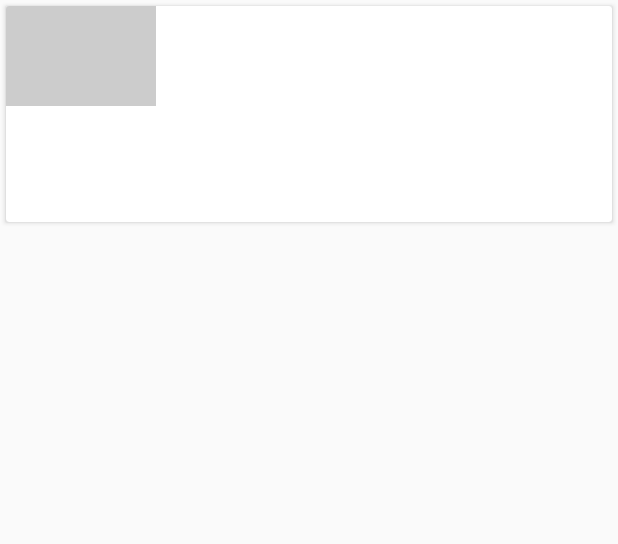
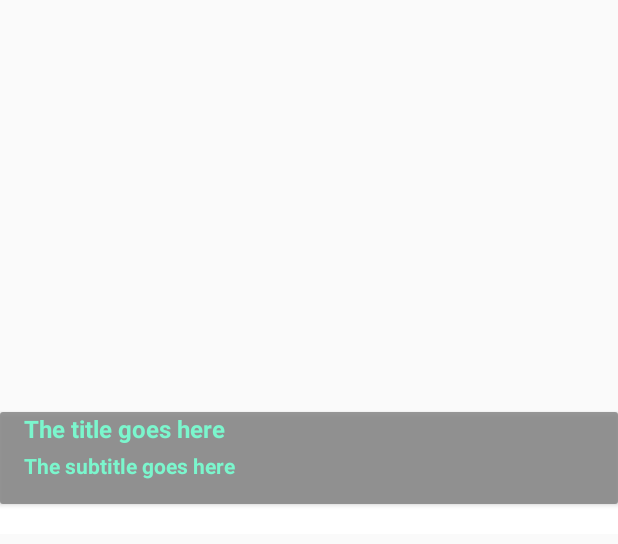
Before and after one commit to aman-alam11/materials-project, an Android app: the layout list_item_article.xml on its own in the app's theme, with its tools: preview values and no code run, on a phone screen of 412 x 824 dp. Shown: the top 544 px of the screen. Run offline under Robolectric (Android 15) with nearby library versions, the phone set to English and light mode, and no system bars.

Commit message:
working copy

```diff
--- a/XYZReader/src/main/java/com/example/xyzreader/ui/ArticleDetailActivity.java
+++ b/XYZReader/src/main/java/com/example/xyzreader/ui/ArticleDetailActivity.java
@@ -10,7 +10,7 @@ import android.os.Build;
 import android.os.Bundle;
 import android.support.v13.app.FragmentStatePagerAdapter;
 import android.support.v4.view.ViewPager;
-import android.support.v7.app.ActionBarActivity;
+import android.support.v7.app.AppCompatActivity;
 import android.util.TypedValue;
 import android.view.View;
 import android.view.ViewGroup;
@@ -23,7 +23,7 @@ import com.example.xyzreader.data.ItemsContract;
 /**
  * An activity representing a single Article detail screen, letting you swipe between articles.
  */
-public class ArticleDetailActivity extends ActionBarActivity
+public class ArticleDetailActivity extends AppCompatActivity
         implements LoaderManager.LoaderCallbacks<Cursor> {
 
     private Cursor mCursor;
--- a/XYZReader/src/main/res/layout/list_item_article.xml
+++ b/XYZReader/src/main/res/layout/list_item_article.xml
@@ -1,51 +1,65 @@
-<android.support.v7.widget.CardView xmlns:android="http://schemas.android.com/apk/res/android"
-    xmlns:app="http://schemas.android.com/apk/res-auto"
+<LinearLayout xmlns:android="http://schemas.android.com/apk/res/android"
+    xmlns:tools="http://schemas.android.com/tools"
     android:layout_width="match_parent"
-    android:layout_height="wrap_content"
-    android:layout_marginLeft="4dp"
-    android:layout_marginRight="4dp"
-    android:layout_marginTop="4dp"
-    android:layout_marginBottom="4dp"
-    android:clickable="true"
-    android:focusable="true"
-    android:foreground="?selectableItemBackground">
-
-    <LinearLayout
-        android:layout_width="match_parent"
-        android:layout_height="wrap_content"
-        android:orientation="vertical">
+    android:orientation="vertical"
+    android:layout_height="wrap_content">
 
     <!--suppress AndroidLintContentDescription -->
     <com.example.xyzreader.ui.DynamicHeightNetworkImageView
         android:id="@+id/thumbnail"
-            android:layout_width="100dp"
-            android:layout_height="100dp"
-            android:background="@color/photo_placeholder" />
+        android:layout_width="match_parent"
+        android:layout_height="100dp" />
 
+
+    <android.support.v7.widget.CardView
+        android:alpha="0.8"
+        android:layout_width="match_parent"
+        android:layout_height="wrap_content"
+        android:layout_gravity="bottom"
+        android:elevation="30dp">
+
+        <LinearLayout
+            android:layout_width="match_parent"
+            android:layout_height="match_parent"
+            android:background="#808080"
+            android:orientation="vertical">
+
+            <!--android:textColor="@color/ltgray"-->
+            <!--android:alpha="0.3"-->
             <TextView
+                android:textStyle="bold"
                 android:id="@+id/article_title"
                 style="@style/TextAppearance.AppCompat.Subhead"
                 android:layout_width="match_parent"
                 android:layout_height="wrap_content"
+                android:elevation="30dp"
+                android:ellipsize="end"
+                android:maxLines="4"
+                android:paddingBottom="4dp"
                 android:paddingLeft="16dp"
-            android:paddingTop="16dp"
                 android:paddingRight="16dp"
-            android:paddingBottom="4dp"
-            android:textColor="@color/ltgray"
-            android:ellipsize="end"
-            android:maxLines="4" />
+                android:textColor="#66FFCC"
+                tools:text="The title goes here" />
 
+            <!--style="@style/TextAppearance.AppCompat.Body1"-->
             <TextView
+                android:textStyle="bold"
                 android:id="@+id/article_subtitle"
-            style="@style/TextAppearance.AppCompat.Body1"
                 android:layout_width="match_parent"
                 android:layout_height="wrap_content"
+                android:ellipsize="end"
+                android:maxLines="2"
+                android:paddingBottom="16dp"
                 android:paddingLeft="16dp"
                 android:paddingRight="16dp"
-            android:paddingBottom="16dp"
-            android:textColor="#6000"
-            android:maxLines="2"
-            android:ellipsize="end" />
+                android:textColor="#66FFCC"
+                tools:text="The subtitle goes here" />
         </LinearLayout>
+    </android.support.v7.widget.CardView>
 
-</android.support.v7.widget.CardView>
+
+    <View
+        android:layout_width="match_parent"
+        android:layout_height="20dp"
+        android:background="#FFF" />
+</LinearLayout>
--- a/XYZReader/src/main/res/values/colors.xml
+++ b/XYZReader/src/main/res/values/colors.xml
@@ -16,7 +16,7 @@
 -->
 
 <resources>
-    <color name="photo_placeholder">#ccc</color>
+    <color name="photo_placeholder">#FFF</color>
 
     <color name="theme_primary">#04561A</color>
     <color name="theme_primary_dark">#04561A</color>
```
Also changed, not shown: XYZReader/build.gradle (+24 -13 lines), XYZReader/src/main/java/com/example/xyzreader/ui/ArticleListActivity.java (+5 -7 lines), XYZReader/src/main/res/layout/activity_article_list.xml (+18 -9 lines), build.gradle (+3 -6 lines), gradle/wrapper/gradle-wrapper.properties, 1183 other files. Lines whose indentation alone changed are shown as unchanged.
